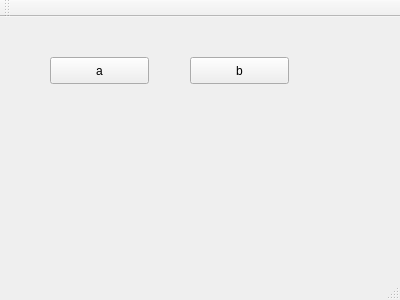
First picture: the form in RDSystem/PC/SensorsGUI/windowusart.ui, repository martro/RoboDriftSensors, before the edit.
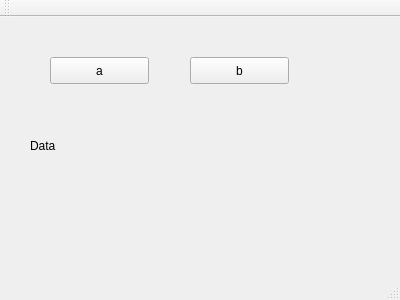
Second picture: the form after the edit.

Commit message: displaying data from atmega (binary to QString

The edit to the form file:
```diff
--- a/RDSystem/PC/SensorsGUI/windowusart.ui
+++ b/RDSystem/PC/SensorsGUI/windowusart.ui
@@ -66,6 +66,19 @@
      </item>
     </layout>
    </widget>
+   <widget class="QLabel" name="data">
+    <property name="geometry">
+     <rect>
+      <x>30</x>
+      <y>120</y>
+      <width>231</width>
+      <height>17</height>
+     </rect>
+    </property>
+    <property name="text">
+     <string>Data</string>
+    </property>
+   </widget>
   </widget>
   <widget class="QMenuBar" name="menuBar">
    <property name="geometry">
```
The commit also changes 6 other files.
